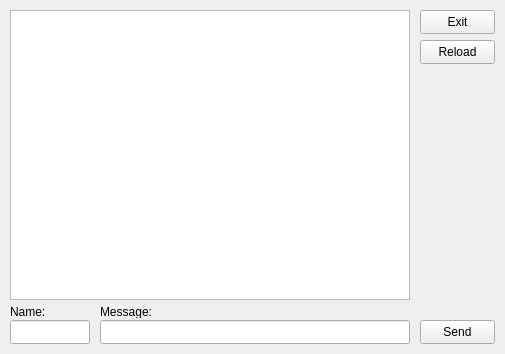
Above: src/Client/Ui_Files/ui_MainWindow.ui from Formak21/OpenLChat before the change. Below: the same form after it.
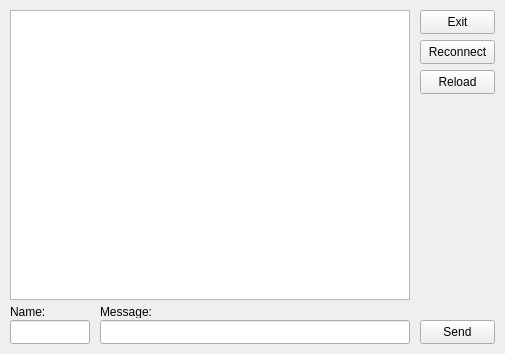
That is the form after the change.

```diff
--- a/src/Client/Ui_Files/ui_MainWindow.ui
+++ b/src/Client/Ui_Files/ui_MainWindow.ui
@@ -44,7 +44,7 @@
     <property name="geometry">
      <rect>
       <x>420</x>
-      <y>40</y>
+      <y>70</y>
       <width>75</width>
       <height>24</height>
      </rect>
@@ -122,6 +122,19 @@
      <string>Message:</string>
     </property>
    </widget>
+   <widget class="QPushButton" name="ReconnectButton">
+    <property name="geometry">
+     <rect>
+      <x>420</x>
+      <y>40</y>
+      <width>75</width>
+      <height>24</height>
+     </rect>
+    </property>
+    <property name="text">
+     <string>Reconnect</string>
+    </property>
+   </widget>
   </widget>
  </widget>
  <resources/>
```
